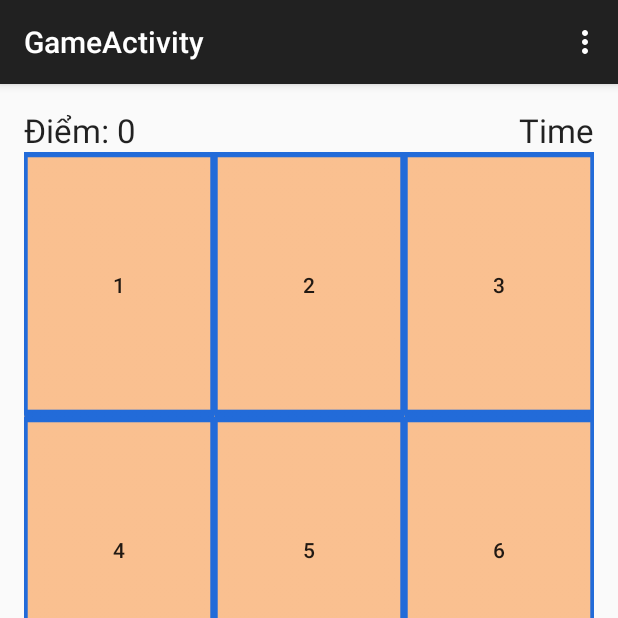
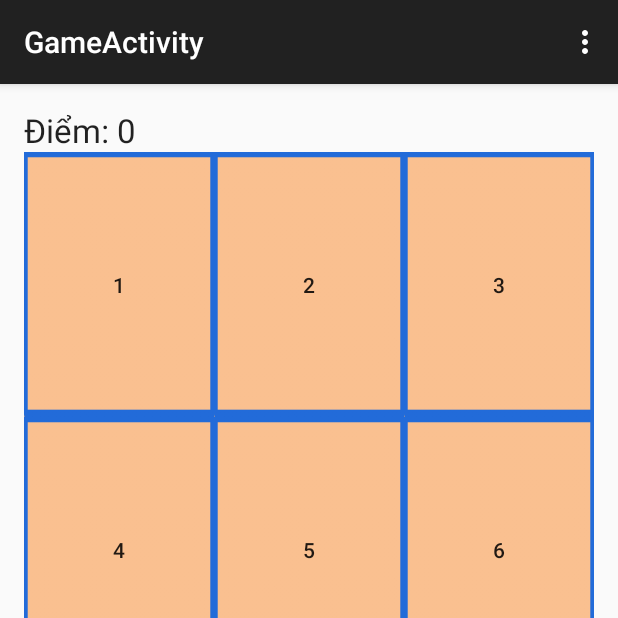
Before and after one commit to luuthehien1992/A2, an Android app: the GameActivity screen opened directly, with no data from a screen before it, on a phone screen of 412 x 824 dp, the top half of it. Run offline under Robolectric (Android 15) with nearby library versions, the phone set to English and light mode, and no system bars; 3 statements that could not run were skipped.

Commit message:
remove unused view

```diff
--- a/app/src/main/res/layout/activity_game.xml
+++ b/app/src/main/res/layout/activity_game.xml
@@ -31,19 +31,6 @@
                 android:text="0 "
                 android:id="@+id/txtPoint" />
 
-            <LinearLayout
-                android:orientation="horizontal"
-                android:layout_width="fill_parent"
-                android:layout_height="fill_parent"
-                android:gravity="right">
-
-                <TextView
-                    android:layout_width="wrap_content"
-                    android:layout_height="wrap_content"
-                    android:textAppearance="?android:attr/textAppearanceLarge"
-                    android:text="Time"
-                    android:id="@+id/txtTime" />
-            </LinearLayout>
         </LinearLayout>
 
         <LinearLayout
```
